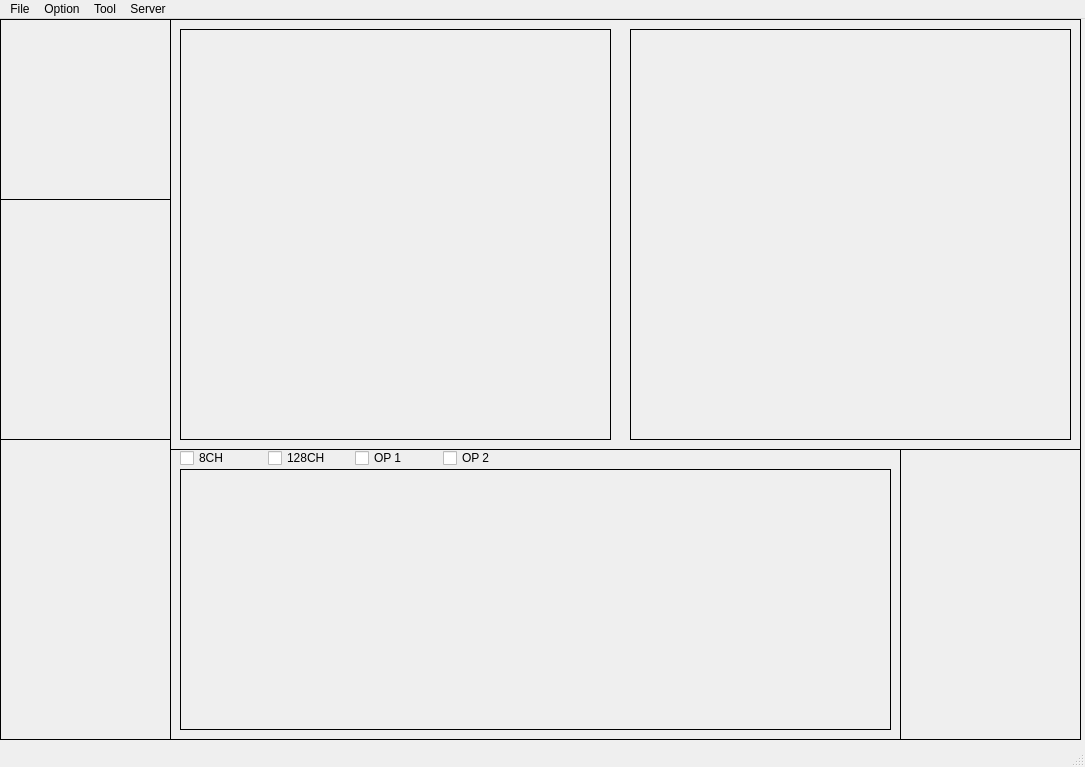
The window that ui/main.ui (gyuseok0917/EEG2IMAGE_CAPSTONE) describes before a commit, drawn with Qt 5.
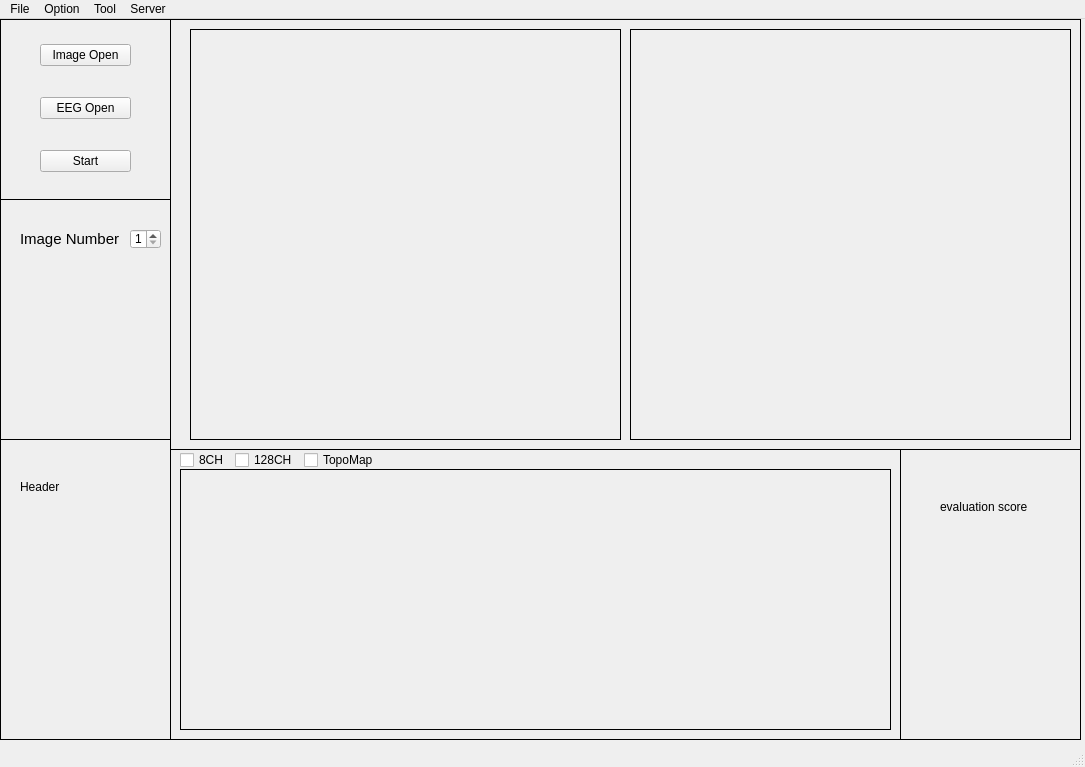
The same window after the commit. Custom widgets are drawn as their Qt base class.

```diff
--- a/ui/main.ui
+++ b/ui/main.ui
@@ -56,6 +56,19 @@
      <property name="midLineWidth">
       <number>1</number>
      </property>
+     <widget class="QLabel" name="label">
+      <property name="geometry">
+       <rect>
+        <x>20</x>
+        <y>40</y>
+        <width>81</width>
+        <height>16</height>
+       </rect>
+      </property>
+      <property name="text">
+       <string>Header</string>
+      </property>
+     </widget>
     </widget>
     <widget class="QFrame" name="checkbox_frame">
      <property name="geometry">
@@ -78,6 +91,45 @@
      <property name="midLineWidth">
       <number>1</number>
      </property>
+     <widget class="QSpinBox" name="ImageNumber">
+      <property name="geometry">
+       <rect>
+        <x>130</x>
+        <y>30</y>
+        <width>31</width>
+        <height>20</height>
+       </rect>
+      </property>
+      <property name="minimum">
+       <number>1</number>
+      </property>
+      <property name="maximum">
+       <number>10</number>
+      </property>
+     </widget>
+     <widget class="QLabel" name="label_4">
+      <property name="geometry">
+       <rect>
+        <x>20</x>
+        <y>30</y>
+        <width>111</width>
+        <height>20</height>
+       </rect>
+      </property>
+      <property name="font">
+       <font>
+        <pointsize>11</pointsize>
+        <weight>50</weight>
+        <bold>false</bold>
+       </font>
+      </property>
+      <property name="text">
+       <string>Image Number</string>
+      </property>
+      <property name="margin">
+       <number>2</number>
+      </property>
+     </widget>
     </widget>
     <widget class="QFrame" name="status_frame">
      <property name="geometry">
@@ -100,6 +152,59 @@
      <property name="midLineWidth">
       <number>1</number>
      </property>
+     <widget class="QWidget" name="create_image_widget_2" native="true">
+      <property name="geometry">
+       <rect>
+        <x>629</x>
+        <y>39</y>
+        <width>441</width>
+        <height>411</height>
+       </rect>
+      </property>
+     </widget>
+     <widget class="QWidget" name="create_image_widget_3" native="true">
+      <property name="geometry">
+       <rect>
+        <x>629</x>
+        <y>69</y>
+        <width>441</width>
+        <height>411</height>
+       </rect>
+      </property>
+     </widget>
+     <widget class="QWidget" name="verticalLayoutWidget_2">
+      <property name="geometry">
+       <rect>
+        <x>40</x>
+        <y>0</y>
+        <width>91</width>
+        <height>181</height>
+       </rect>
+      </property>
+      <layout class="QVBoxLayout" name="verticalLayout">
+       <item>
+        <widget class="QPushButton" name="uploadButton">
+         <property name="text">
+          <string>Image Open</string>
+         </property>
+        </widget>
+       </item>
+       <item>
+        <widget class="QPushButton" name="EEG_upload">
+         <property name="text">
+          <string>EEG Open</string>
+         </property>
+        </widget>
+       </item>
+       <item>
+        <widget class="QPushButton" name="startButton">
+         <property name="text">
+          <string>Start</string>
+         </property>
+        </widget>
+       </item>
+      </layout>
+     </widget>
     </widget>
    </widget>
    <widget class="QFrame" name="bottom_frame">
@@ -161,7 +266,7 @@
        <x>10</x>
        <y>0</y>
        <width>344</width>
-       <height>18</height>
+       <height>22</height>
       </rect>
      </property>
      <layout class="QHBoxLayout" name="horizontalLayout">
@@ -182,16 +287,22 @@
       <item>
        <widget class="QCheckBox" name="checkBox_4">
         <property name="text">
-         <string>OP 1</string>
+         <string>TopoMap</string>
         </property>
        </widget>
       </item>
       <item>
-       <widget class="QCheckBox" name="checkBox_2">
-        <property name="text">
-         <string>OP 2</string>
+       <spacer name="horizontalSpacer">
+        <property name="orientation">
+         <enum>Qt::Horizontal</enum>
         </property>
-       </widget>
+        <property name="sizeHint" stdset="0">
+         <size>
+          <width>40</width>
+          <height>20</height>
+         </size>
+        </property>
+       </spacer>
       </item>
      </layout>
     </widget>
@@ -239,6 +350,19 @@
       <number>1</number>
      </property>
     </widget>
+    <widget class="QLabel" name="label_3">
+     <property name="geometry">
+      <rect>
+       <x>40</x>
+       <y>50</y>
+       <width>121</width>
+       <height>16</height>
+      </rect>
+     </property>
+     <property name="text">
+      <string>evaluation score</string>
+     </property>
+    </widget>
    </widget>
    <widget class="QFrame" name="mid_frame">
     <property name="geometry">
@@ -264,12 +388,21 @@
     <widget class="QFrame" name="origin_image">
      <property name="geometry">
       <rect>
-       <x>10</x>
+       <x>20</x>
        <y>10</y>
        <width>431</width>
        <height>411</height>
       </rect>
      </property>
+     <property name="contextMenuPolicy">
+      <enum>Qt::NoContextMenu</enum>
+     </property>
+     <property name="layoutDirection">
+      <enum>Qt::LeftToRight</enum>
+     </property>
+     <property name="autoFillBackground">
+      <bool>false</bool>
+     </property>
      <property name="frameShape">
       <enum>QFrame::Panel</enum>
      </property>
@@ -282,6 +415,17 @@
      <property name="midLineWidth">
       <number>1</number>
      </property>
+     <widget class="QWidget" name="origin_image_widget" native="true">
+      <property name="geometry">
+       <rect>
+        <x>-1</x>
+        <y>-1</y>
+        <width>431</width>
+        <height>411</height>
+       </rect>
+      </property>
+      <layout class="QGridLayout" name="gridLayout"/>
+     </widget>
     </widget>
     <widget class="QFrame" name="create_image">
      <property name="geometry">
```
Left out of the diff: 19 changed lines with no effect on the pictures.
